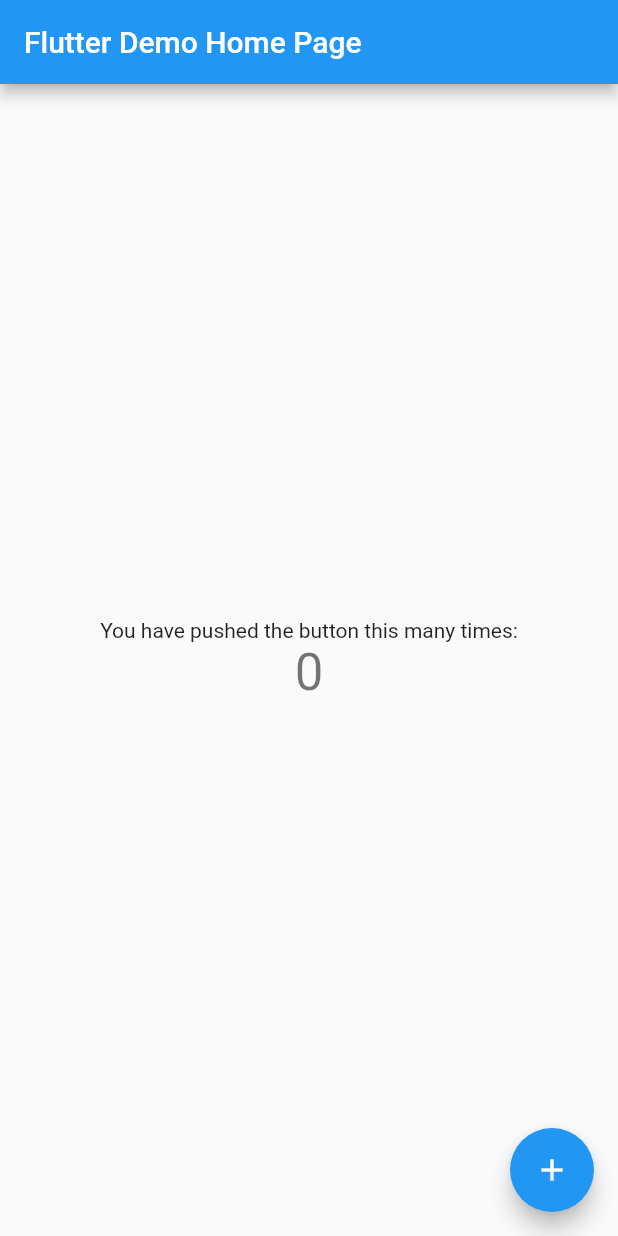
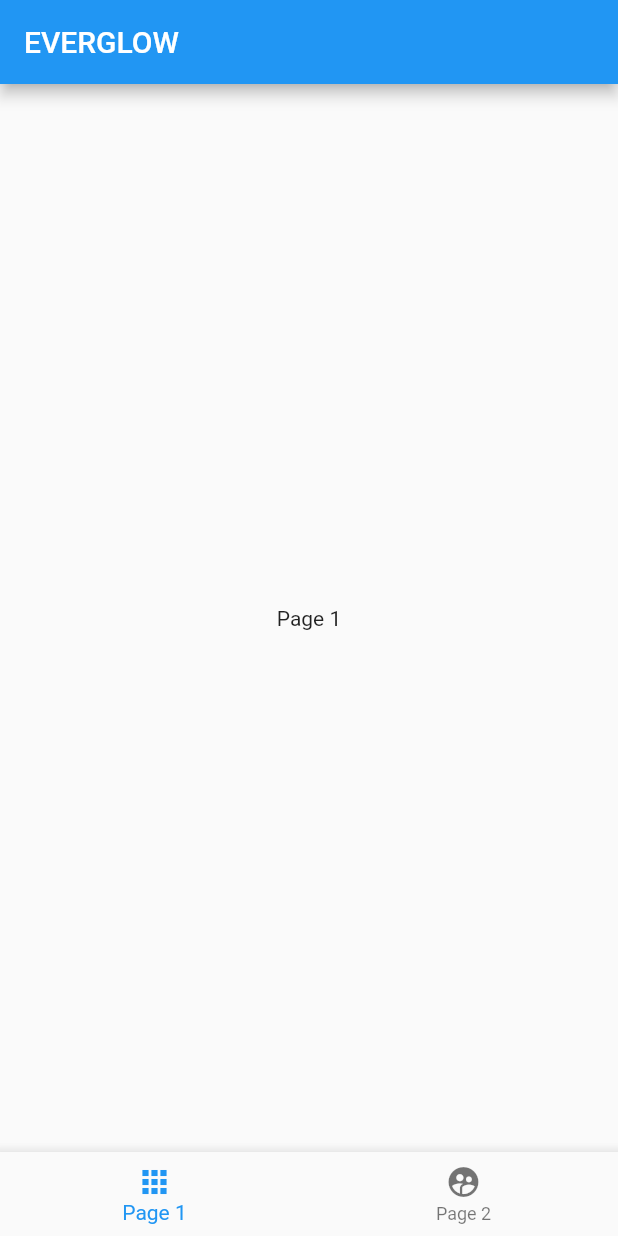
Before and after one commit to fadelrahman31/go_wedding, a Flutter app: the screen it shows after launch, on a phone screen of 412 x 824 dp. Run offline on Flutter 3.47's test engine with Material 2 defaults, Android fonts, the phone set to English and light mode, and no system bars.

```diff
--- a/lib/main.dart
+++ b/lib/main.dart
@@ -1,4 +1,6 @@
 import 'package:flutter/material.dart';
+import 'package:go_wedding/page2.dart';
+import 'page1.dart';
 
 void main() => runApp(MyApp());
 
@@ -7,17 +9,8 @@ class MyApp extends StatelessWidget {
   @override
   Widget build(BuildContext context) {
     return MaterialApp(
-      title: 'Flutter Demo',
+      title: 'Everglow',
       theme: ThemeData(
-        // This is the theme of your application.
-        //
-        // Try running your application with "flutter run". You'll see the
-        // application has a blue toolbar. Then, without quitting the app, try
-        // changing the primarySwatch below to Colors.green and then invoke
-        // "hot reload" (press "r" in the console where you ran "flutter run",
-        // or simply save your changes to "hot reload" in a Flutter IDE).
-        // Notice that the counter didn't reset back to zero; the application
-        // is not restarted.
         primarySwatch: Colors.blue,
       ),
       home: MyHomePage(title: 'Flutter Demo Home Page'),
@@ -26,86 +19,95 @@ class MyApp extends StatelessWidget {
 }
 
 class MyHomePage extends StatefulWidget {
-  MyHomePage({Key key, this.title}) : super(key: key);
-
-  // This widget is the home page of your application. It is stateful, meaning
-  // that it has a State object (defined below) that contains fields that affect
-  // how it looks.
-
-  // This class is the configuration for the state. It holds the values (in this
-  // case the title) provided by the parent (in this case the App widget) and
-  // used by the build method of the State. Fields in a Widget subclass are
-  // always marked "final".
+  const MyHomePage({Key key, this.title}) : super(key: key);
 
   final String title;
 
   @override
-  _MyHomePageState createState() => _MyHomePageState();
+  State<StatefulWidget> createState() => _BottomNavigationBarState();
 }
 
-class _MyHomePageState extends State<MyHomePage> {
-  int _counter = 0;
+class _BottomNavigationBarState extends State<MyHomePage> {
+  int _currentTabIndex = 0;
 
-  void _incrementCounter() {
-    setState(() {
-      // This call to setState tells the Flutter framework that something has
-      // changed in this State, which causes it to rerun the build method below
-      // so that the display can reflect the updated values. If we changed
-      // _counter without calling setState(), then the build method would not be
-      // called again, and so nothing would appear to happen.
-      _counter++;
-    });
-  }
+  Widget build(BuildContext context) {
+    final _kTabPages = <Widget>[
+      Center(
+        child: PageOne(),
+      ),
+      Center(
+        child: PageTwo(),
+      )
+    ];
 
-  @override
-  Widget build(BuildContext context) {
-    // This method is rerun every time setState is called, for instance as done
-    // by the _incrementCounter method above.
-    //
-    // The Flutter framework has been optimized to make rerunning build methods
-    // fast, so that you can just rebuild anything that needs updating rather
-    // than having to individually change instances of widgets.
+    final _kBottomNavbarItem = <BottomNavigationBarItem>[
+      BottomNavigationBarItem(
+          title: Text('Page 1'),
+          icon: Icon(Icons.apps)
+      ),
+      BottomNavigationBarItem(
+          title: Text('Page 2'),
+          icon: Icon(Icons.supervised_user_circle)
+      ),
+    ];
+    assert(_kTabPages.length == _kBottomNavbarItem.length);
+    final bottomNavBar = BottomNavigationBar(
+      items: _kBottomNavbarItem,
+      currentIndex: _currentTabIndex,
+      type: BottomNavigationBarType.fixed,
+      onTap: (int index){
+        setState(() {
+          _currentTabIndex = index;
+        });
+      },
+    );
     return Scaffold(
       appBar: AppBar(
-        // Here we take the value from the MyHomePage object that was created by
-        // the App.build method, and use it to set our appbar title.
-        title: Text(widget.title),
+        title: Text("EVERGLOW"),
       ),
-      body: Center(
-        // Center is a layout widget. It takes a single child and positions it
-        // in the middle of the parent.
-        child: Column(
-          // Column is also a layout widget. It takes a list of children and
-          // arranges them vertically. By default, it sizes itself to fit its
-          // children horizontally, and tries to be as tall as its parent.
-          //
-          // Invoke "debug painting" (press "p" in the console, choose the
-          // "Toggle Debug Paint" action from the Flutter Inspector in Android
-          // Studio, or the "Toggle Debug Paint" command in Visual Studio Code)
-          // to see the wireframe for each widget.
-          //
-          // Column has various properties to control how it sizes itself and
-          // how it positions its children. Here we use mainAxisAlignment to
-          // center the children vertically; the main axis here is the vertical
-          // axis because Columns are vertical (the cross axis would be
-          // horizontal).
-          mainAxisAlignment: MainAxisAlignment.center,
-          children: <Widget>[
-            Text(
-              'You have pushed the button this many times:',
-            ),
-            Text(
-              '$_counter',
-              style: Theme.of(context).textTheme.display1,
-            ),
-          ],
-        ),
+      body: _kTabPages[_currentTabIndex],
+      bottomNavigationBar: BottomAppBar(
+        shape: CircularNotchedRectangle(),
+        child: bottomNavBar,
       ),
-      floatingActionButton: FloatingActionButton(
-        onPressed: _incrementCounter,
-        tooltip: 'Increment',
-        child: Icon(Icons.add),
-      ), // This trailing comma makes auto-formatting nicer for build methods.
     );
   }
 }
+
+//class _MyHomePageState extends State<MyHomePage> {
+//  int _counter = 0;
+//
+//  void _incrementCounter() {
+//    setState(() {
+//      _counter++;
+//    });
+//  }
+//
+//  @override
+//  Widget build(BuildContext context) {
+//    return Scaffold(
+//      appBar: AppBar(
+//        title: Text(widget.title),
+//      ),
+//      body: Center(
+//        child: Column(
+//          mainAxisAlignment: MainAxisAlignment.center,
+//          children: <Widget>[
+//            Text(
+//              'You have pushed the button this many times:',
+//            ),
+//            Text(
+//              '$_counter',
+//              style: Theme.of(context).textTheme.display1,
+//            ),
+//          ],
+//        ),
+//      ),
+//      floatingActionButton: FloatingActionButton(
+//        onPressed: _incrementCounter,
+//        tooltip: 'Increment',
+//        child: Icon(Icons.add),
+//      ), // This trailing comma makes auto-formatting nicer for build methods.
+//    );
+//  }
+//}
--- /dev/null
+++ b/lib/page1.dart
@@ -0,0 +1,11 @@
+import 'package:flutter/material.dart';
+
+class PageOne extends StatelessWidget{
+
+  @override
+  Widget build(BuildContext context) {
+    return Container(
+      child: Text("Page 1"),
+    );
+  }
+}
--- /dev/null
+++ b/lib/page2.dart
@@ -0,0 +1,11 @@
+import 'package:flutter/material.dart';
+
+class PageTwo extends StatelessWidget{
+
+  @override
+  Widget build(BuildContext context) {
+    return Container(
+      child: Text("Page 2"),
+    );
+  }
+}
```
